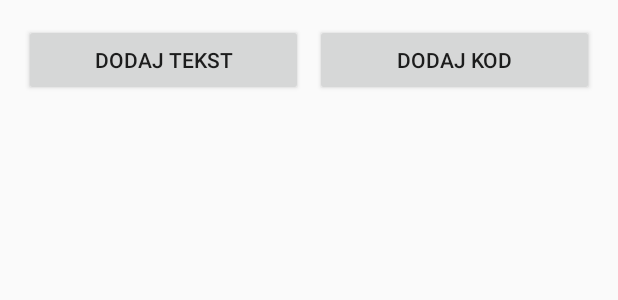
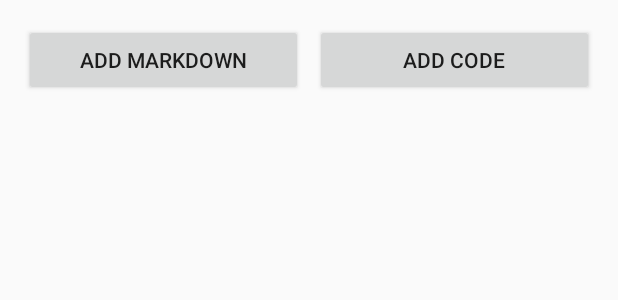
Before and after one commit to PotasnikM/jupyter, an Android app built with Jetpack Compose: the layout add_cell_buttons.xml on its own in the app's theme, with its tools: preview values and no code run, on a phone screen of 412 x 824 dp. Shown: the top 300 px of the screen. Run offline under Robolectric (Android 15) with nearby library versions, the phone set to English and light mode, and no system bars; network calls fail.

Commit message:
zmiana jezyka

```diff
--- a/app/src/main/res/layout/add_cell_buttons.xml
+++ b/app/src/main/res/layout/add_cell_buttons.xml
@@ -11,7 +11,7 @@
         android:layout_width="0dp"
         android:layout_height="wrap_content"
         android:layout_weight="1"
-        android:text="Dodaj tekst"
+        android:text="Add markdown"
         android:layout_marginEnd="8dp" />
 
     <Button
@@ -19,5 +19,5 @@
         android:layout_width="0dp"
         android:layout_height="wrap_content"
         android:layout_weight="1"
-        android:text="Dodaj kod" />
+        android:text="Add code" />
 </LinearLayout>
```
